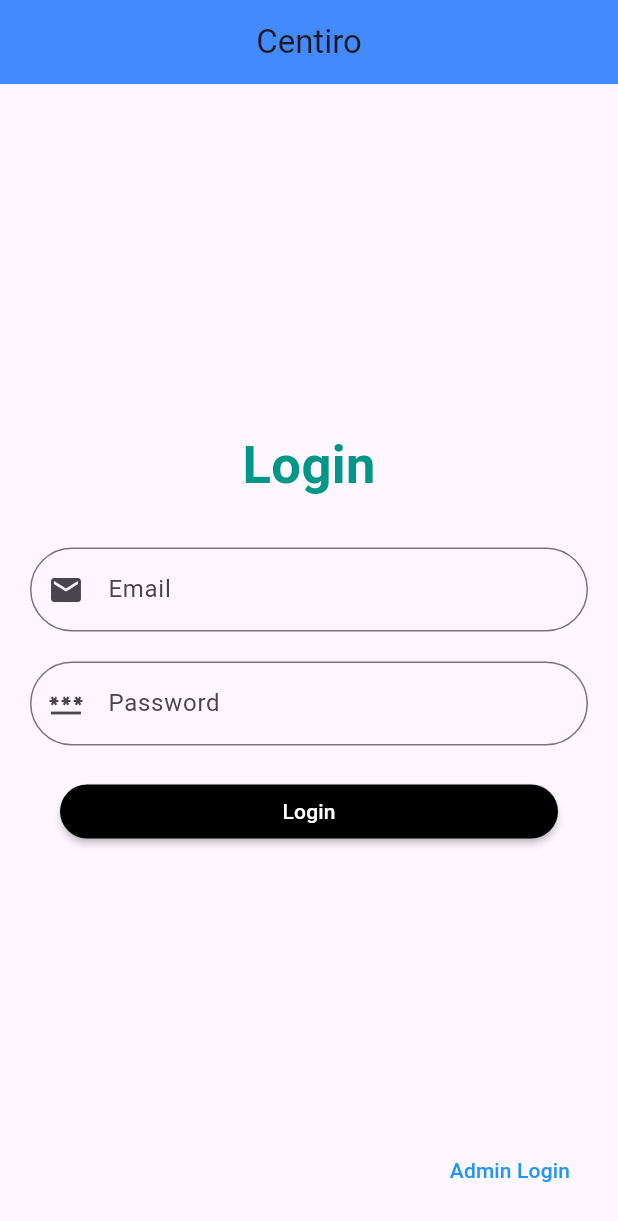
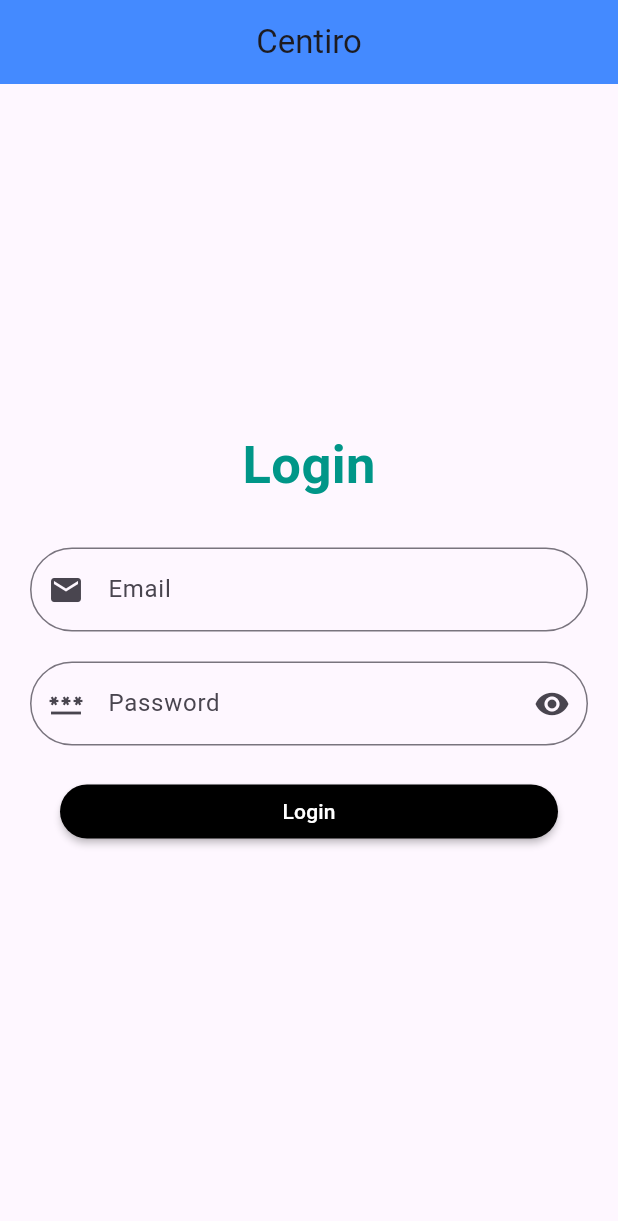
Before and after one commit to vrishanknehru/reimbursement-app, a Flutter app: the screen it shows after launch, on a phone screen of 412 x 824 dp. Shown: the top 1221 px of the screen. Run offline on Flutter 3.47's test engine with Material 3 defaults, Android fonts, the phone set to English and light mode, and no system bars.

Commit message:
password update

```diff
--- a/lib/screens/login_page.dart
+++ b/lib/screens/login_page.dart
@@ -8,6 +8,7 @@ class LoginScreen extends StatefulWidget {
 }
 
 class _LoginScreenState extends State<LoginScreen> {
+  bool _obscurePassword = true;
   @override
   Widget build(BuildContext context) {
     return Scaffold(
@@ -50,12 +51,23 @@ class _LoginScreenState extends State<LoginScreen> {
                           const SizedBox(height: 20),
                           TextFormField(
                             keyboardType: TextInputType.visiblePassword,
+                            obscureText: _obscurePassword,
                             decoration: InputDecoration(
                               labelText: 'Password',
                               hintText: 'Enter your password',
                               prefixIcon: const Icon(Icons.password),
                               border: OutlineInputBorder(
                                 borderRadius: BorderRadius.circular(30),
+                              ),
+                              suffixIcon: IconButton(
+                                icon: Icon(
+                                  _obscurePassword ? Icons.visibility : Icons.visibility_off,
+                                ),
+                                onPressed: () {
+                                  setState(() {
+                                    _obscurePassword = !_obscurePassword;
+                                  });
+                                },
                               ),
                             ),
                           ),
@@ -83,20 +95,7 @@ class _LoginScreenState extends State<LoginScreen> {
               ),
             ),
           ),
-          Positioned(
-            bottom: 20,
-            right: 20,
-            child: TextButton(
-              onPressed: () {
-                // Add admin login navigation
-              },
-              child: const Text(
-                'Admin Login',
-                style: TextStyle(color: Colors.blue),
-              ),
-            ),
-          ),
-        ],
+                  ],
       ),
     );
   }
```
